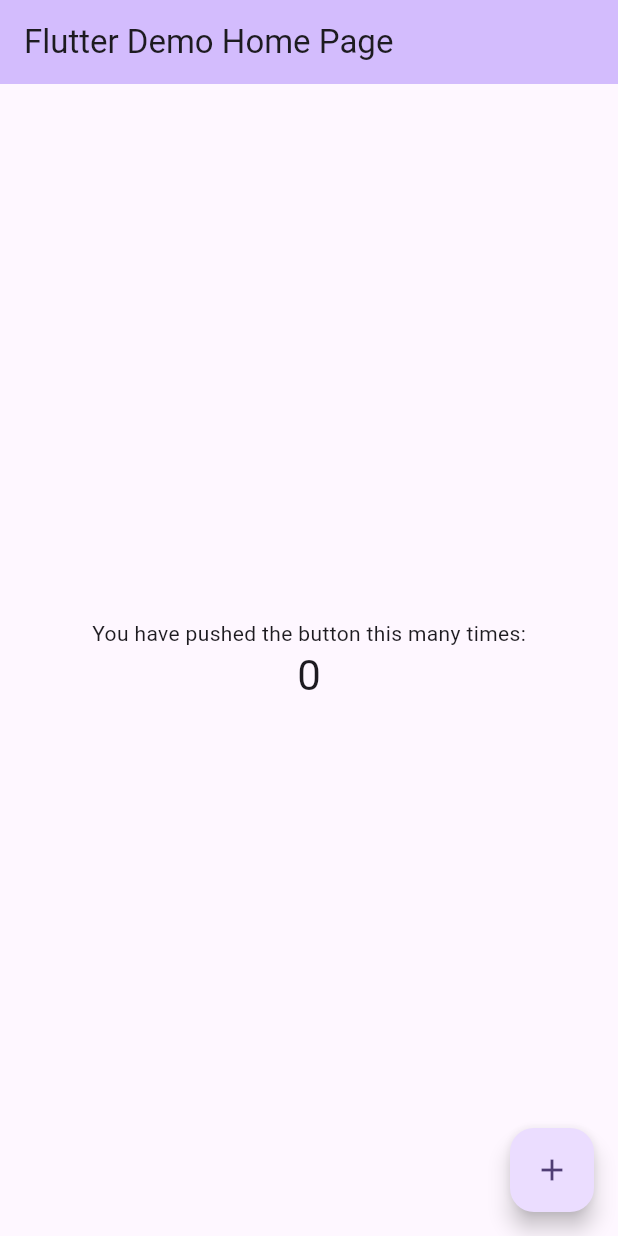
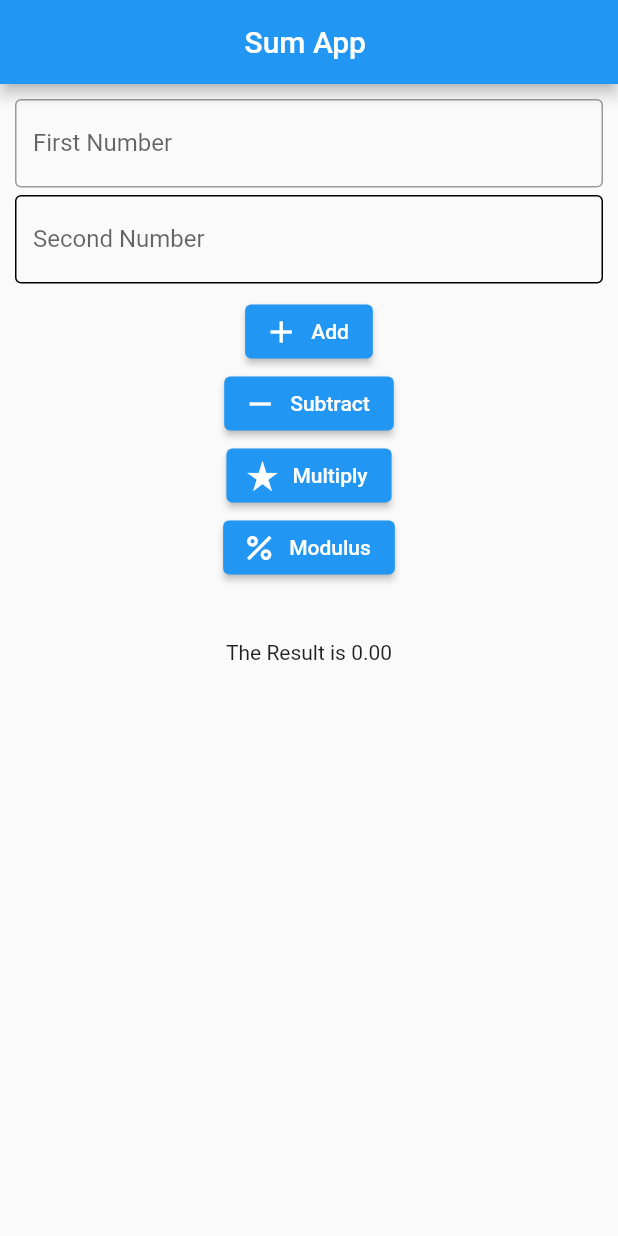
Before and after one commit to shahriartoky0/module_9, a Flutter app: the screen it shows after launch, on a phone screen of 412 x 824 dp. Run offline on Flutter 3.47's test engine with Material 2 defaults, Android fonts, the phone set to English and light mode, and no system bars.

```diff
--- a/lib/main.dart
+++ b/lib/main.dart
@@ -1,125 +1,172 @@
+import 'package:flutter/cupertino.dart';
 import 'package:flutter/material.dart';
 
 void main() {
-  runApp(const MyApp());
+  runApp(Myapp());
 }
 
-class MyApp extends StatelessWidget {
-  const MyApp({super.key});
+class Myapp extends StatelessWidget {
+  const Myapp({super.key});
 
-  // This widget is the root of your application.
   @override
   Widget build(BuildContext context) {
-    return MaterialApp(
-      title: 'Flutter Demo',
-      theme: ThemeData(
-        // This is the theme of your application.
-        //
-        // TRY THIS: Try running your application with "flutter run". You'll see
-        // the application has a blue toolbar. Then, without quitting the app,
-        // try changing the seedColor in the colorScheme below to Colors.green
-        // and then invoke "hot reload" (save your changes or press the "hot
-        // reload" button in a Flutter-supported IDE, or press "r" if you used
-        // the command line to start the app).
-        //
-        // Notice that the counter didn't reset back to zero; the application
-        // state is not lost during the reload. To reset the state, use hot
-        // restart instead.
-        //
-        // This works for code too, not just values: Most code changes can be
-        // tested with just a hot reload.
-        colorScheme: ColorScheme.fromSeed(seedColor: Colors.deepPurple),
-        useMaterial3: true,
-      ),
-      home: const MyHomePage(title: 'Flutter Demo Home Page'),
+    return const MaterialApp(
+      home: HomeScreen(),
     );
   }
 }
 
-class MyHomePage extends StatefulWidget {
-  const MyHomePage({super.key, required this.title});
-
-  // This widget is the home page of your application. It is stateful, meaning
-  // that it has a State object (defined below) that contains fields that affect
-  // how it looks.
-
-  // This class is the configuration for the state. It holds the values (in this
-  // case the title) provided by the parent (in this case the App widget) and
-  // used by the build method of the State. Fields in a Widget subclass are
-  // always marked "final".
-
-  final String title;
+class HomeScreen extends StatefulWidget {
+  const HomeScreen({super.key});
 
   @override
-  State<MyHomePage> createState() => _MyHomePageState();
+  State<StatefulWidget> createState() {
+    return _HomeScreenUI();
+  }
 }
 
-class _MyHomePageState extends State<MyHomePage> {
-  int _counter = 0;
+class _HomeScreenUI extends State<HomeScreen> {
+  double result = 0.0;
 
-  void _incrementCounter() {
-    setState(() {
-      // This call to setState tells the Flutter framework that something has
-      // changed in this State, which causes it to rerun the build method below
-      // so that the display can reflect the updated values. If we changed
-      // _counter without calling setState(), then the build method would not be
-      // called again, and so nothing would appear to happen.
-      _counter++;
-    });
-  }
+  final TextEditingController _fieldOne = TextEditingController();
+  final TextEditingController _fieldTwo = TextEditingController();
+  final GlobalKey<FormState> _formKey = GlobalKey<FormState>();
 
   @override
   Widget build(BuildContext context) {
-    // This method is rerun every time setState is called, for instance as done
-    // by the _incrementCounter method above.
-    //
-    // The Flutter framework has been optimized to make rerunning build methods
-    // fast, so that you can just rebuild anything that needs updating rather
-    // than having to individually change instances of widgets.
     return Scaffold(
       appBar: AppBar(
-        // TRY THIS: Try changing the color here to a specific color (to
-        // Colors.amber, perhaps?) and trigger a hot reload to see the AppBar
-        // change color while the other colors stay the same.
-        backgroundColor: Theme.of(context).colorScheme.inversePrimary,
-        // Here we take the value from the MyHomePage object that was created by
-        // the App.build method, and use it to set our appbar title.
-        title: Text(widget.title),
+        title: const Text('Sum App '),
+        centerTitle: true,
       ),
-      body: Center(
-        // Center is a layout widget. It takes a single child and positions it
-        // in the middle of the parent.
-        child: Column(
-          // Column is also a layout widget. It takes a list of children and
-          // arranges them vertically. By default, it sizes itself to fit its
-          // children horizontally, and tries to be as tall as its parent.
-          //
-          // Column has various properties to control how it sizes itself and
-          // how it positions its children. Here we use mainAxisAlignment to
-          // center the children vertically; the main axis here is the vertical
-          // axis because Columns are vertical (the cross axis would be
-          // horizontal).
-          //
-          // TRY THIS: Invoke "debug painting" (choose the "Toggle Debug Paint"
-          // action in the IDE, or press "p" in the console), to see the
-          // wireframe for each widget.
-          mainAxisAlignment: MainAxisAlignment.center,
-          children: <Widget>[
-            const Text(
-              'You have pushed the button this many times:',
-            ),
-            Text(
-              '$_counter',
-              style: Theme.of(context).textTheme.headlineMedium,
-            ),
-          ],
+      body: Form(
+        key: _formKey,
+        child: Padding(
+          padding: const EdgeInsets.all(10),
+          child: Column(
+            children: [
+              TextFormField(
+                validator: (String? value) {
+                  if (value == null) {
+                    return 'This is null';
+                  }
+                  if (value.trim().isEmpty == true) {
+                    return 'Please Give a Number';
+                  }
+                },
+                controller: _fieldOne,
+                decoration: const InputDecoration(
+                    border: OutlineInputBorder(), labelText: 'First Number'),
+              ),
+              const SizedBox(
+                height: 5,
+              ),
+              TextFormField(
+                keyboardType: TextInputType.number,
+                textInputAction: TextInputAction.next,
+                controller: _fieldTwo,
+                validator: (String? value) {
+                  if (value == null) {
+                    return 'This is null';
+                  }
+                  if (value.trim().isEmpty == true) {
+                    return 'Please Give a Number';
+                  }
+                },
+                decoration: const InputDecoration(
+                    enabledBorder: OutlineInputBorder(),
+                    labelText: 'Second Number'),
+              ),
+              ButtonBar(
+                alignment: MainAxisAlignment.center,
+                children: [
+                  ElevatedButton.icon(
+                    onPressed: () {
+                      if (_formKey.currentState!.validate()) {
+                        double firstNumber = double.parse(_fieldOne.text.trim());
+                        double secondNumber = double.parse(_fieldTwo.text.trim());
+                        result =
+                            sum(firstNum: firstNumber, secondNum: secondNumber);
+                        _fieldOne.text = result.toString() ;
+                        setState(() {});
+                      }
+
+                      print('Tenno hokka');
+                    },
+                    icon: const Icon(Icons.add),
+                    label: const Text('Add'),
+                  ),
+                  ElevatedButton.icon(
+                    onPressed: () {
+                      if (_formKey.currentState!.validate()) {
+                        double firstNumber = double.parse(_fieldOne.text.trim());
+                        double secondNumber = double.parse(_fieldTwo.text.trim());
+                        result =
+                            subtract(firstNum: firstNumber, secondNum: secondNumber);
+                        setState(() {});
+                      }
+
+                      print('Marda fera');
+                    },
+                    icon: const Icon(Icons.remove),
+                    label: const Text('Subtract'),
+                  ),
+                  ElevatedButton.icon(
+                    onPressed: () {
+                      if (_formKey.currentState!.validate()) {
+                        double firstNumber = double.parse(_fieldOne.text.trim());
+                        double secondNumber = double.parse(_fieldTwo.text.trim());
+                        result =
+                            multiplication(firstNum: firstNumber, secondNum: secondNumber);
+                        setState(() {});
+                      }
+
+                      print('Marda fera');
+                    },
+                    icon: const Icon(Icons.star_rate),
+                    label: const Text('Multiply'),
+                  ),
+                  ElevatedButton.icon(
+                    onPressed: () {
+                      if (_formKey.currentState!.validate()) {
+                        double firstNumber = double.parse(_fieldOne.text.trim());
+                        double secondNumber = double.parse(_fieldTwo.text.trim());
+                        result =
+                            modulus(firstNum: firstNumber, secondNum: secondNumber);
+                        setState(() {});
+                      }
+
+                      print('Marda fera');
+                    },
+                    icon: const Icon(Icons.percent_sharp),
+                    label: const Text('Modulus'),
+                  ),
+                ],
+              ),
+              const SizedBox(
+                height: 30,
+              ),
+              Text('The Result is ${result.toStringAsFixed(2)}')
+            ],
+          ),
         ),
       ),
-      floatingActionButton: FloatingActionButton(
-        onPressed: _incrementCounter,
-        tooltip: 'Increment',
-        child: const Icon(Icons.add),
-      ), // This trailing comma makes auto-formatting nicer for build methods.
     );
   }
+
+  double sum({required double firstNum, required double secondNum}) {
+    return firstNum + secondNum;
+  }
+
+double subtract({required double firstNum, required double secondNum}) {
+    return firstNum - secondNum;
+  }
+
+  double multiplication({required double firstNum, required double secondNum}) {
+    return firstNum * secondNum;
+  }
+  double modulus({required double firstNum, required double secondNum}) {
+    return firstNum % secondNum;
+  }
+
 }
```
